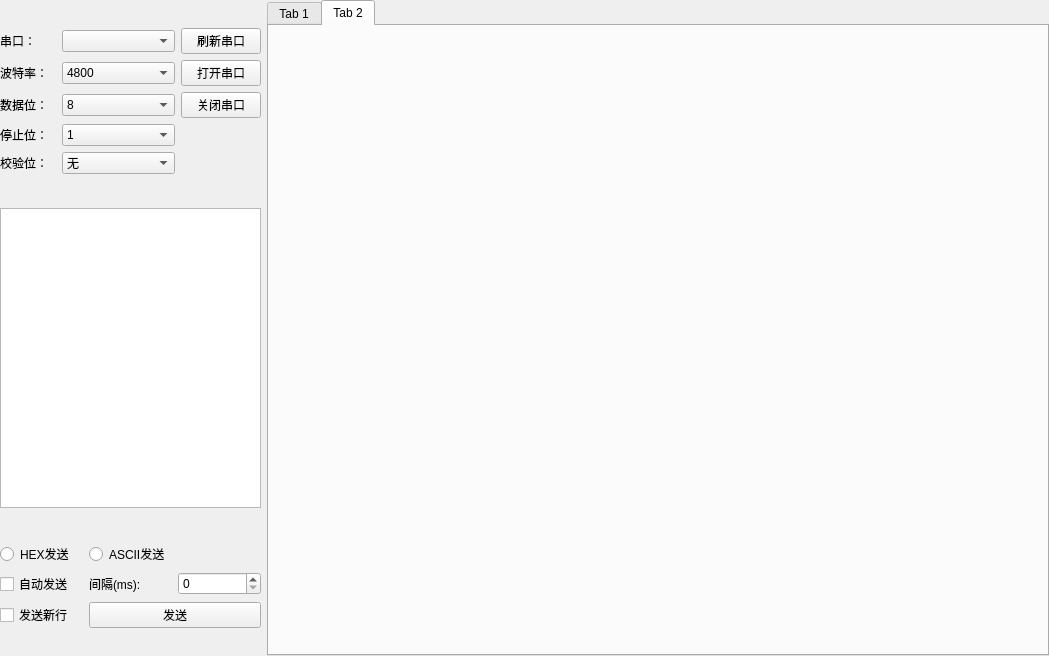
weierlite3204/Serial-Port-Qt, file widget.ui: the form before one commit.
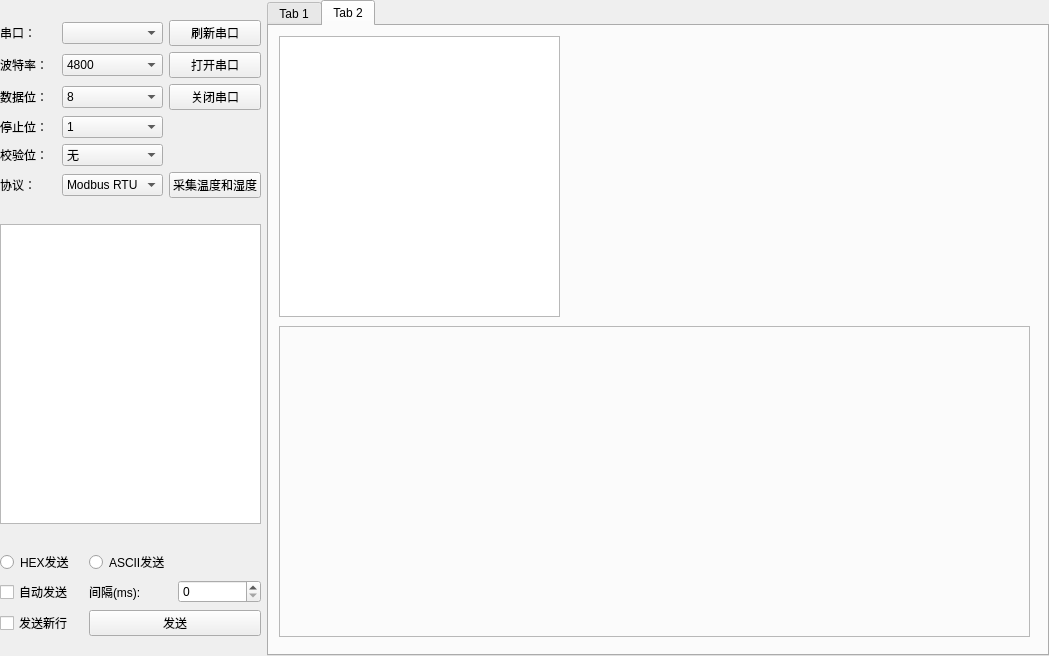
The form after the commit. The open tabs and pages were chosen to show the change.

Commit message: 完成了串口的基本功能

What changed in the file:
```diff
--- a/widget.ui
+++ b/widget.ui
@@ -29,7 +29,7 @@
    <item>
     <layout class="QVBoxLayout" name="verticalLayout" stretch="2,1,2">
      <item>
-      <layout class="QGridLayout" name="gridLayout" rowstretch="0,0,0,0,0" columnstretch="1,2,1">
+      <layout class="QGridLayout" name="gridLayout" rowstretch="0,0,0,0,0,0,0,0,0" columnstretch="1,0,0">
        <item row="0" column="0">
         <widget class="QLabel" name="labelPort">
          <property name="text">
@@ -37,20 +37,37 @@
          </property>
         </widget>
        </item>
-       <item row="0" column="1">
-        <widget class="QComboBox" name="comboBoxPort">
+       <item row="8" column="2">
+        <widget class="QPushButton" name="pushButton">
+         <property name="text">
+          <string>采集温度和湿度</string>
+         </property>
+        </widget>
+       </item>
+       <item row="4" column="1">
+        <widget class="QComboBox" name="comboBoxStopBits">
          <property name="minimumSize">
           <size>
            <width>70</width>
            <height>0</height>
           </size>
          </property>
+         <item>
+          <property name="text">
+           <string>1</string>
+          </property>
+         </item>
+         <item>
+          <property name="text">
+           <string>2</string>
+          </property>
+         </item>
         </widget>
        </item>
-       <item row="0" column="2">
-        <widget class="QPushButton" name="btnRefresh">
+       <item row="2" column="0">
+        <widget class="QLabel" name="labelDataBits">
          <property name="text">
-          <string>刷新串口</string>
+          <string>数据位：</string>
          </property>
         </widget>
        </item>
@@ -89,17 +106,24 @@
          </item>
         </widget>
        </item>
-       <item row="1" column="2">
-        <widget class="QPushButton" name="btnOpen">
+       <item row="0" column="2">
+        <widget class="QPushButton" name="btnRefresh">
          <property name="text">
-          <string>打开串口</string>
+          <string>刷新串口</string>
          </property>
         </widget>
        </item>
-       <item row="2" column="0">
-        <widget class="QLabel" name="labelDataBits">
+       <item row="8" column="0">
+        <widget class="QLabel" name="label">
          <property name="text">
-          <string>数据位：</string>
+          <string>协议：</string>
+         </property>
+        </widget>
+       </item>
+       <item row="4" column="2" rowspan="2">
+        <widget class="QLabel" name="labelIndicator">
+         <property name="text">
+          <string/>
          </property>
         </widget>
        </item>
@@ -140,41 +164,54 @@
          </property>
         </widget>
        </item>
-       <item row="3" column="0">
+       <item row="4" column="0">
         <widget class="QLabel" name="labelStopBits">
          <property name="text">
           <string>停止位：</string>
          </property>
         </widget>
        </item>
-       <item row="3" column="1">
-        <widget class="QComboBox" name="comboBoxStopBits">
+       <item row="0" column="1">
+        <widget class="QComboBox" name="comboBoxPort">
          <property name="minimumSize">
           <size>
            <width>70</width>
            <height>0</height>
           </size>
          </property>
-         <item>
-          <property name="text">
-           <string>1</string>
-          </property>
-         </item>
-         <item>
-          <property name="text">
-           <string>2</string>
-          </property>
-         </item>
         </widget>
        </item>
-       <item row="4" column="0">
+       <item row="1" column="2">
+        <widget class="QPushButton" name="btnOpen">
+         <property name="text">
+          <string>打开串口</string>
+         </property>
+        </widget>
+       </item>
+       <item row="1" column="0">
+        <widget class="QLabel" name="labelBaudRate">
+         <property name="text">
+          <string>波特率：</string>
+         </property>
+        </widget>
+       </item>
+       <item row="5" column="0">
         <widget class="QLabel" name="labelParity">
          <property name="text">
           <string>校验位：</string>
          </property>
         </widget>
        </item>
-       <item row="4" column="1">
+       <item row="8" column="1">
+        <widget class="QComboBox" name="comboBox">
+         <item>
+          <property name="text">
+           <string>Modbus RTU</string>
+          </property>
+         </item>
+        </widget>
+       </item>
+       <item row="5" column="1">
         <widget class="QComboBox" name="comboBoxParity">
          <property name="minimumSize">
           <size>
@@ -199,20 +236,6 @@
          </item>
         </widget>
        </item>
-       <item row="3" column="2" rowspan="2">
-        <widget class="QLabel" name="labelIndicator">
-         <property name="text">
-          <string/>
-         </property>
-        </widget>
-       </item>
-       <item row="1" column="0">
-        <widget class="QLabel" name="labelBaudRate">
-         <property name="text">
-          <string>波特率：</string>
-         </property>
-        </widget>
-       </item>
       </layout>
      </item>
      <item>
@@ -374,6 +397,32 @@
       <attribute name="title">
        <string>Tab 2</string>
       </attribute>
+      <widget class="QTableWidget" name="tableWidget">
+       <property name="geometry">
+        <rect>
+         <x>10</x>
+         <y>10</y>
+         <width>281</width>
+         <height>281</height>
+        </rect>
+       </property>
+      </widget>
+      <widget class="QFrame" name="frame">
+       <property name="geometry">
+        <rect>
+         <x>10</x>
+         <y>300</y>
+         <width>751</width>
+         <height>311</height>
+        </rect>
+       </property>
+       <property name="frameShape">
+        <enum>QFrame::Shape::StyledPanel</enum>
+       </property>
+       <property name="frameShadow">
+        <enum>QFrame::Shadow::Raised</enum>
+       </property>
+      </widget>
      </widget>
     </widget>
    </item>
```
Left out of the diff: 3 changed lines with no effect on the pictures. The commit also changes 43 other files.
